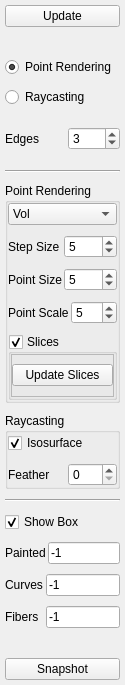
Qt form tools/paint-graphcut/viewermenu.ui (nci/drishti) before a commit.
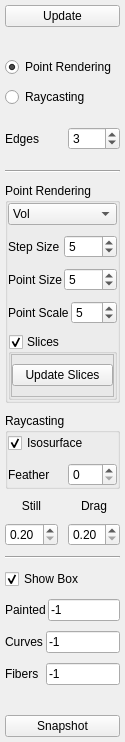
The same form after that commit.

Diff of the .ui file:
```diff
--- a/tools/paint-graphcut/viewermenu.ui
+++ b/tools/paint-graphcut/viewermenu.ui
@@ -375,6 +375,59 @@
      </layout>
     </widget>
    </item>
+   <item>
+    <layout class="QGridLayout" name="gridLayout">
+     <property name="topMargin">
+      <number>0</number>
+     </property>
+     <item row="1" column="0">
+      <widget class="QDoubleSpinBox" name="stillStep">
+       <property name="minimum">
+        <double>0.200000000000000</double>
+       </property>
+       <property name="maximum">
+        <double>2.000000000000000</double>
+       </property>
+       <property name="singleStep">
+        <double>0.100000000000000</double>
+       </property>
+      </widget>
+     </item>
+     <item row="1" column="1">
+      <widget class="QDoubleSpinBox" name="dragStep">
+       <property name="minimum">
+        <double>0.200000000000000</double>
+       </property>
+       <property name="maximum">
+        <double>3.000000000000000</double>
+       </property>
+       <property name="singleStep">
+        <double>0.100000000000000</double>
+       </property>
+      </widget>
+     </item>
+     <item row="0" column="0">
+      <widget class="QLabel" name="label_9">
+       <property name="text">
+        <string>Still</string>
+       </property>
+       <property name="alignment">
+        <set>Qt::AlignCenter</set>
+       </property>
+      </widget>
+     </item>
+     <item row="0" column="1">
+      <widget class="QLabel" name="label_10">
+       <property name="text">
+        <string>Drag</string>
+       </property>
+       <property name="alignment">
+        <set>Qt::AlignCenter</set>
+       </property>
+      </widget>
+     </item>
+    </layout>
+   </item>
    <item>
     <widget class="Line" name="line_2">
      <property name="orientation">
```
Left out of the diff: 4 changed lines with no effect on the pictures.
